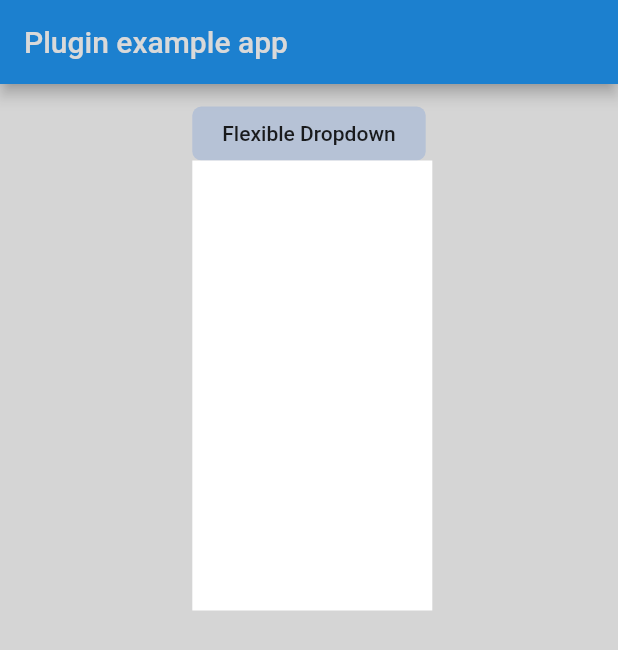
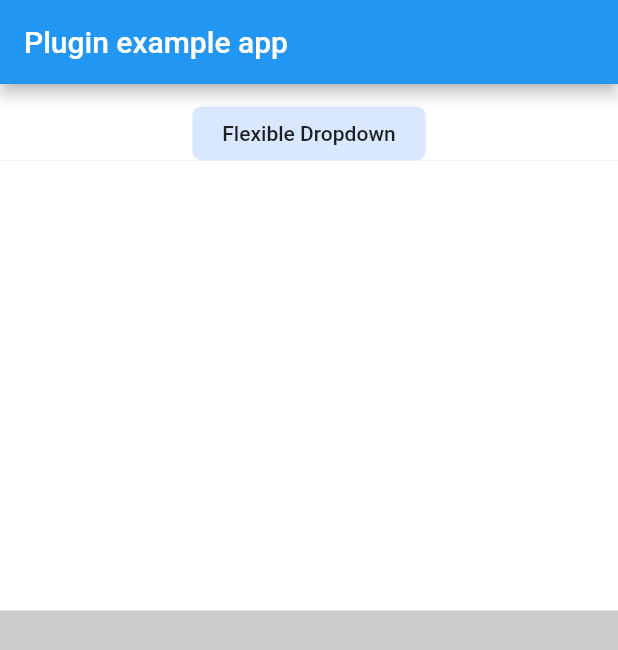
Before and after one commit to TrangLeQuynh/flexible_dropdown, a Flutter app: the screen it shows after launch, after a tap on "Flexible Dropdown", on a phone screen of 412 x 824 dp. Shown: the top 650 px of the screen. Run offline on Flutter 3.47's test engine with Material 2 defaults, Android fonts, the phone set to English and light mode, and no system bars.

Commit message:
[Barrier] Create barrier shape for flexible dropdown

```diff
--- a/example/lib/main.dart
+++ b/example/lib/main.dart
@@ -23,6 +23,7 @@ class _MyAppState extends State<MyApp> {
   Widget build(BuildContext context) {
     return MaterialApp(
       home: Scaffold(
+        backgroundColor: Colors.white,
         appBar: AppBar(
           title: const Text('Plugin example app'),
         ),
@@ -61,14 +62,13 @@ class _MyAppState extends State<MyApp> {
     return FlexibleDropdown(
       overlayChild: Container(
         height: 300,
-        // width: double.infinity,
-        width: 160,
-        decoration: BoxDecoration(
-          color: Colors.white,
-        ),
+        width: double.infinity,
+        color: Colors.white,
       ),
+      barrierColor: Colors.black38.withOpacity(.2),
+      barrierShape: BarrierShape.headerTrans,
       textDirection: TextDirection.ltr,
-      offset: Offset(0, 0),
+      offset: Offset.zero,
       child: _buildTextBtn('Flexible Dropdown'),
     );
   }
--- a/lib/flexible_dropdown.dart
+++ b/lib/flexible_dropdown.dart
@@ -1,3 +1,4 @@
 library flexible_dropdown;
 
 export 'src/flexible_dropdown.dart';
+export 'models/enum_type.dart';
--- /dev/null
+++ b/lib/models/enum_type.dart
@@ -0,0 +1,4 @@
+enum BarrierShape {
+  normal,
+  headerTrans,
+}
--- a/lib/src/flexible_dropdown.dart
+++ b/lib/src/flexible_dropdown.dart
@@ -1,4 +1,5 @@
 import 'package:flutter/material.dart';
+import '../models/enum_type.dart';
 import '../widgets/modal_barrier_layout.dart';
 import '../widgets/overlay_route_layout.dart';
 
@@ -6,8 +7,9 @@ class FlexibleDropdown extends StatefulWidget {
   final Widget child;
   final Widget overlayChild;
 
-  final double? elevation;
   final TextDirection textDirection;
+  final Color? barrierColor;
+  final BarrierShape? barrierShape;
   /// The offset is applied relative to the initial position
   /// set by the [position].
   ///
@@ -15,7 +17,7 @@ class FlexibleDropdown extends StatefulWidget {
   final Offset offset;
   /// Called when the popup menu is shown.
   final VoidCallback? onOpened;
-  /// Called when the popup menu is shown.
+  /// Called when the popup menu is closed.
   final VoidCallback? onClosed;
 
   const FlexibleDropdown({
@@ -24,7 +26,8 @@ class FlexibleDropdown extends StatefulWidget {
     required this.overlayChild,
     this.textDirection = TextDirection.rtl,
     this.offset = Offset.zero,
-    this.elevation,
+    this.barrierColor,
+    this.barrierShape,
     this.onOpened,
     this.onClosed,
   }) : super(key: key);
@@ -71,8 +74,9 @@ class _FlexibleDropdownState extends State<FlexibleDropdown> {
         capturedThemes: InheritedTheme.capture(from: context, to: navigator.context),
         child: widget.overlayChild,
         position: position,
-        elevation: widget.elevation, // popupMenuTheme.elevation
         textDirection: widget.textDirection,
+        barrierShape: widget.barrierShape,
+        barrierBgColor: widget.barrierColor,
       ),
     ).then((value) {
       if (!mounted) return;
@@ -86,14 +90,16 @@ class FlexibleDropdownRoute<T> extends PopupRoute<T> {
   final Widget child;
   final RelativeRect position;
   final TextDirection textDirection;
-  final double? elevation;
+  final Color? barrierBgColor;
+  final BarrierShape? barrierShape;
 
   FlexibleDropdownRoute({
     required this.capturedThemes,
     required this.child,
     required this.position,
+    this.barrierBgColor,
+    this.barrierShape,
     this.textDirection = TextDirection.rtl,
-    this.elevation,
   });
 
   @override
@@ -111,7 +117,11 @@ class FlexibleDropdownRoute<T> extends PopupRoute<T> {
   String? get barrierLabel => 'Flexible Dropdown';
 
   @override
-  Widget buildModalBarrier() => ModalBarrierLayout(position: position);
+  Widget buildModalBarrier() => ModalBarrierLayout(
+    position: position,
+    barrierColor: barrierBgColor,
+    barrierShape: barrierShape,
+  );
 
   @override
   Widget buildPage(BuildContext context, Animation<double> animation, Animation<double> secondaryAnimation) {
--- a/lib/widgets/modal_barrier_layout.dart
+++ b/lib/widgets/modal_barrier_layout.dart
@@ -1,10 +1,16 @@
 import 'package:flutter/material.dart';
+import '../models/enum_type.dart';
 
 class ModalBarrierLayout extends StatelessWidget {
   final RelativeRect position;
+  final Color? barrierColor;
+  final BarrierShape? barrierShape;
+
   const ModalBarrierLayout({
     Key? key,
     required this.position,
+    this.barrierColor,
+    this.barrierShape,
   }) : super(key: key);
 
   @override
@@ -17,10 +23,44 @@ class ModalBarrierLayout extends StatelessWidget {
       onPanStart: (detail) {
         Navigator.of(context).pop();
       },
-      child: ColoredBox(
-        color: Colors.black38.withOpacity(.15),
-        child: const SizedBox.expand(),
-      ),
+      child: _buildLayoutShape(),
     );
   }
+
+  Widget _buildLayoutShape() {
+    final Color bgColor = barrierColor ?? Colors.black38.withOpacity(.2);
+    switch(barrierShape) {
+      case BarrierShape.headerTrans:
+        return CustomPaint(
+          painter: HeaderTransPainter(position.top, bgColor),
+          child: const SizedBox.expand(),
+        );
+      default: //normal
+        return ColoredBox(
+          color: bgColor,
+          child: const SizedBox.expand(),
+        );
+    }
+  }
 }
+
+class HeaderTransPainter extends CustomPainter {
+  double topPosition;
+  Color color;
+
+  HeaderTransPainter(this.topPosition, this.color);
+
+  @override
+  void paint(Canvas canvas, Size size) {
+    Paint bgPaint = Paint()
+      ..style = PaintingStyle.fill
+      ..color = color;
+
+    canvas.drawRect(Rect.fromLTWH(0.0, topPosition, size.width, size.height), bgPaint);
+  }
+
+  @override
+  bool shouldRepaint(HeaderTransPainter oldDelegate) {
+    return oldDelegate.topPosition != topPosition;
+  }
+}
```
